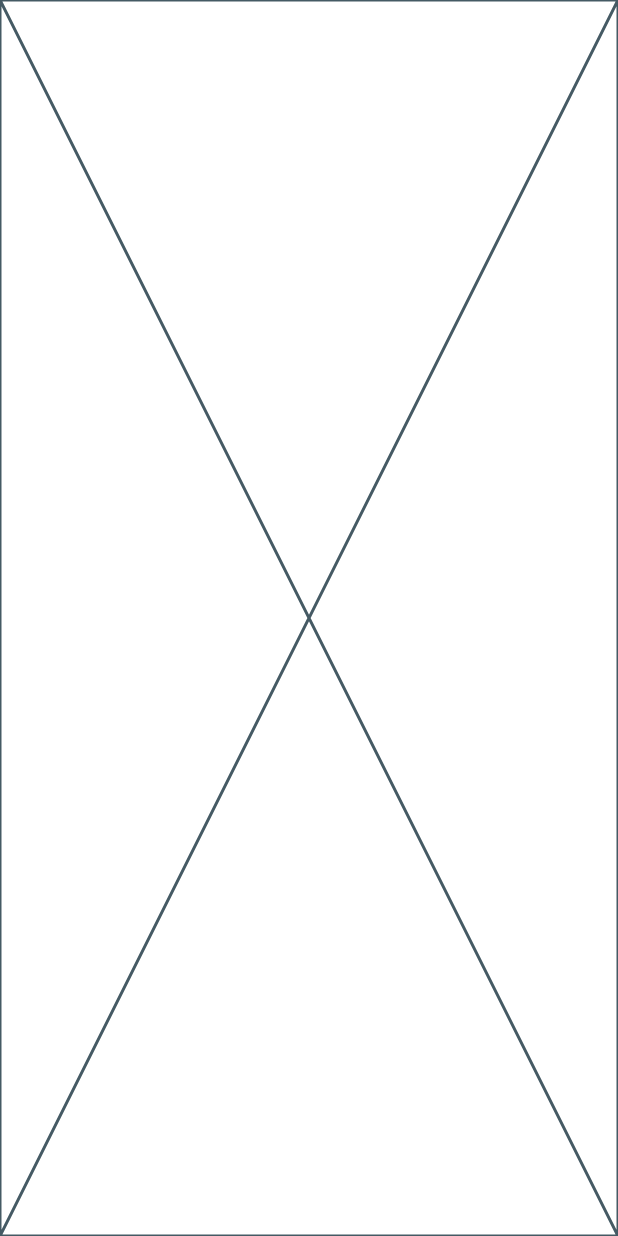
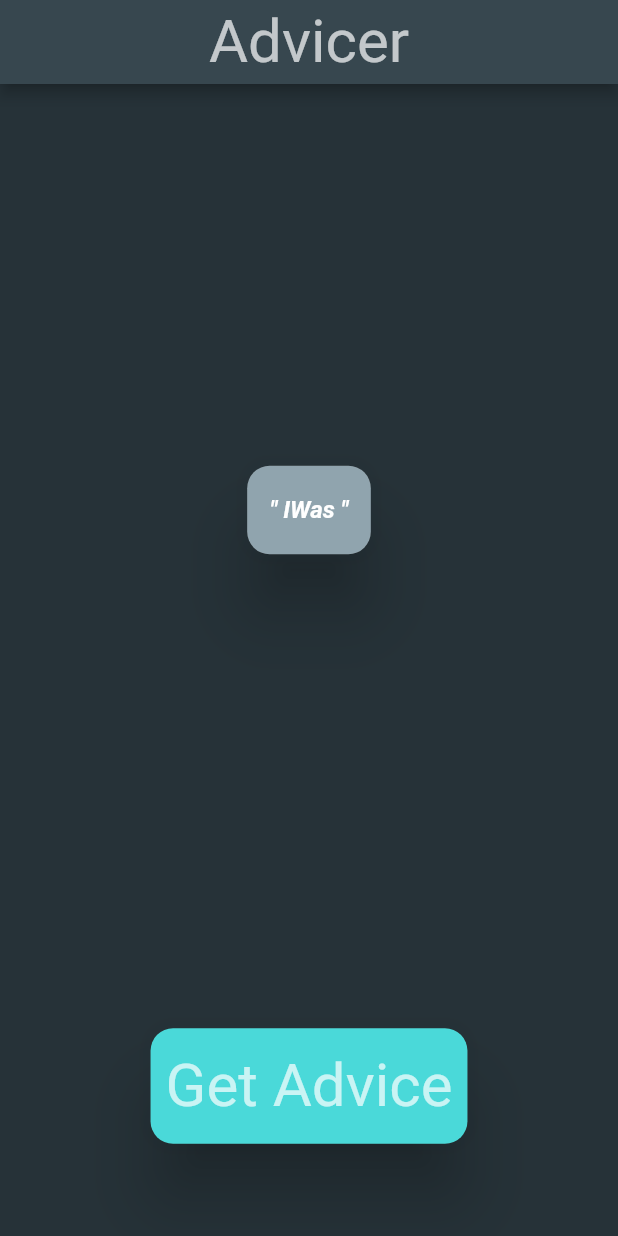
Before and after one commit to Yata777/LearningFlutterDart, a Flutter app: the screen it shows after launch, on a phone screen of 412 x 824 dp. Run offline on Flutter 3.47's test engine with Material 2 defaults, Android fonts, the phone set to English and light mode, and no system bars; Roboto replaces fonts that are missing (Rubik).

Commit message:
Presentation Layer finished

```diff
--- a/DartFlutter_Course/CleanArchitecture/advicer/lib/main.dart
+++ b/DartFlutter_Course/CleanArchitecture/advicer/lib/main.dart
@@ -1,4 +1,7 @@
+import 'package:advicer/presentation/advicer/advicer_page.dart';
 import 'package:flutter/material.dart';
+
+import 'theme.dart';
 
 void main() {
   runApp(const MyApp());
@@ -10,9 +13,12 @@ class MyApp extends StatelessWidget {
   // This widget is the root of your application.
   @override
   Widget build(BuildContext context) {
-    return const MaterialApp(
+    return  MaterialApp(
       title: 'Advicer',
-      home: Placeholder(),
+      theme: AppTheme.lightTheme,
+      darkTheme: AppTheme.darkTheme,
+      themeMode: ThemeMode.dark,
+      home: AdvicerPage(),
     );
   }
 }
--- /dev/null
+++ b/DartFlutter_Course/CleanArchitecture/advicer/lib/presentation/advicer/advicer_page.dart
@@ -0,0 +1,42 @@
+import 'package:advicer/presentation/advicer/widgets/advice_field.dart';
+import 'package:flutter/material.dart';
+
+import 'widgets/custom_button.dart';
+
+class AdvicerPage extends StatelessWidget {
+  const AdvicerPage({super.key});
+
+  @override
+  Widget build(BuildContext context) {
+    final themeData = Theme.of(context);
+    return Scaffold(
+      appBar: AppBar(
+          centerTitle: true,
+          title: Text("Advicer", style: themeData.textTheme.headlineLarge)),
+      body: Center(
+        child: Padding(
+          padding: const EdgeInsets.symmetric(horizontal: 50),
+          child: Column(
+            children: [
+              Expanded(
+                child: Center(
+                  child: AdviceField(advice: "IWas"),
+                ),
+              ),
+              SizedBox(
+                height: 200,
+                child: Center(
+                  child: CustomButton(
+                    onPressed: () {
+                      print("b");
+                    },
+                  ),
+                ),
+              ),
+            ],
+          ),
+        ),
+      ),
+    );
+  }
+}
--- /dev/null
+++ b/DartFlutter_Course/CleanArchitecture/advicer/lib/presentation/advicer/widgets/advice_field.dart
@@ -0,0 +1,25 @@
+
+import 'package:flutter/material.dart';
+
+class AdviceField extends StatelessWidget {
+  final String advice;
+  const AdviceField({ Key? key , required this.advice}) : super(key: key);
+
+  @override
+  Widget build(BuildContext context) {
+    final themeData = Theme.of(context);
+    return Material(
+        elevation: 20,
+        borderRadius: BorderRadius.circular(15),
+        child: Container(
+          decoration: BoxDecoration(
+              borderRadius: BorderRadius.circular(15),
+              color: themeData.colorScheme.onPrimary),
+          child: Padding(
+            padding: const EdgeInsets.symmetric(horizontal: 15, vertical: 20),
+            child: Text('''" $advice "''', style: themeData.textTheme.bodyLarge,textAlign: TextAlign.center,),
+          ),
+        ),
+      );
+  }
+}
--- /dev/null
+++ b/DartFlutter_Course/CleanArchitecture/advicer/lib/presentation/advicer/widgets/custom_button.dart
@@ -0,0 +1,26 @@
+import 'package:flutter/material.dart';
+
+class CustomButton extends StatelessWidget {
+  final Function onPressed;
+  const CustomButton({super.key, required this.onPressed});
+
+  @override
+  Widget build(BuildContext context) {
+    final themeData = Theme.of(context);
+    return InkResponse(
+      onTap: () => onPressed(),
+      child: Material(
+        elevation: 20,
+         borderRadius: BorderRadius.circular(15),
+         child: Container(
+          decoration: BoxDecoration(
+            borderRadius: BorderRadius.circular(15),
+            color: themeData.colorScheme.secondary,
+            ),
+          child: Padding(padding: EdgeInsets.symmetric(horizontal: 10,  vertical: 15),
+          child: Text("Get Advice", style: themeData.textTheme.headlineLarge),
+          ))
+      ),
+    );
+  }
+}
--- /dev/null
+++ b/DartFlutter_Course/CleanArchitecture/advicer/lib/presentation/advicer/widgets/error_message.dart
@@ -0,0 +1,29 @@
+import 'package:flutter/material.dart';
+
+class ErrorMessage extends StatelessWidget {
+  final String message;
+  const ErrorMessage({Key? key, required this.message}) : super(key: key);
+
+  @override
+  Widget build(BuildContext context) {
+    final themeData = Theme.of(context);
+    return Column(
+      mainAxisAlignment: MainAxisAlignment.center,
+      children: [
+        const Icon(
+          Icons.error,
+          size: 40,
+          color: Colors.redAccent,
+        ),
+       const SizedBox(
+          height: 20,
+        ),
+         Text(
+         message,
+          style: themeData.textTheme.displayLarge,
+          textAlign: TextAlign.center,
+        )
+      ],
+    );
+  }
+}
--- /dev/null
+++ b/DartFlutter_Course/CleanArchitecture/advicer/lib/theme.dart
@@ -0,0 +1,77 @@
+import 'package:flutter/material.dart';
+
+class AppTheme {
+  AppTheme._();
+
+  static final Color _lightPrimaryColor = Colors.blueGrey.shade50;
+  static final Color _lightPrimaryVariantColor = Colors.blueGrey.shade800;
+  static final Color _lightOnPrimaryColor = Colors.blueGrey.shade200;
+  static const Color _lightTextColorPrimary = Colors.black;
+  static const Color _appbarColorLight = Colors.blue;
+
+  static final Color _darkPrimaryColor = Colors.blueGrey.shade900;
+  static const Color _darkPrimaryVariantColor = Colors.black;
+  static final Color _darkOnPrimaryColor = Colors.blueGrey.shade300;
+  static const Color _darkTextColorPrimary = Colors.white;
+  static final Color _appbarColorDark = Colors.blueGrey.shade800;
+
+  static const Color _iconColor = Colors.white;
+
+  static const Color _accentColorDark = Color.fromRGBO(74, 217, 217, 1);
+
+  static const TextStyle _lightHeadingText = TextStyle(
+      color: _lightTextColorPrimary,
+      fontFamily: "Rubik",
+      fontSize: 20,
+      fontWeight: FontWeight.bold);
+
+  static const TextStyle _lightBodyText = TextStyle(
+      color: _lightTextColorPrimary,
+      fontFamily: "Rubik",
+      fontStyle: FontStyle.italic,
+      fontWeight: FontWeight.bold,
+      fontSize: 16);
+
+  static const TextTheme _lightTextTheme = TextTheme(
+    displayLarge: _lightHeadingText,
+    bodyLarge: _lightBodyText,
+  );
+
+  static final TextStyle _darkThemeHeadingTextStyle =
+      _lightHeadingText.copyWith(color: _darkTextColorPrimary);
+
+  static final TextStyle _darkThemeBodyeTextStyle =
+      _lightBodyText.copyWith(color: _darkTextColorPrimary);
+
+  static final TextTheme _darkTextTheme = TextTheme(
+    displayLarge: _darkThemeHeadingTextStyle,
+    bodyLarge: _darkThemeBodyeTextStyle,
+  );
+
+  static final ThemeData lightTheme = ThemeData(
+      scaffoldBackgroundColor: _lightPrimaryColor,
+      appBarTheme: const AppBarTheme(
+          color: _appbarColorLight,
+          iconTheme: IconThemeData(color: _iconColor)),
+      bottomAppBarTheme: const BottomAppBarTheme(color: _appbarColorLight),
+      colorScheme: ColorScheme.light(
+          primary: _lightPrimaryColor,
+          onPrimary: _lightOnPrimaryColor,
+          secondary: _accentColorDark,
+          primaryContainer: _lightPrimaryVariantColor),
+      textTheme: _lightTextTheme);
+
+  static final ThemeData darkTheme = ThemeData(
+      scaffoldBackgroundColor: _darkPrimaryColor,
+      appBarTheme: AppBarTheme(
+          color: _appbarColorDark,
+          iconTheme: const IconThemeData(color: _iconColor)),
+      bottomAppBarTheme: BottomAppBarTheme(color: _appbarColorDark),
+      colorScheme: ColorScheme.dark(
+        primary: _darkPrimaryColor,
+        secondary: _accentColorDark,
+        onPrimary: _darkOnPrimaryColor,
+        primaryContainer: _darkPrimaryVariantColor,
+      ),
+      textTheme: _darkTextTheme);
+}
```
